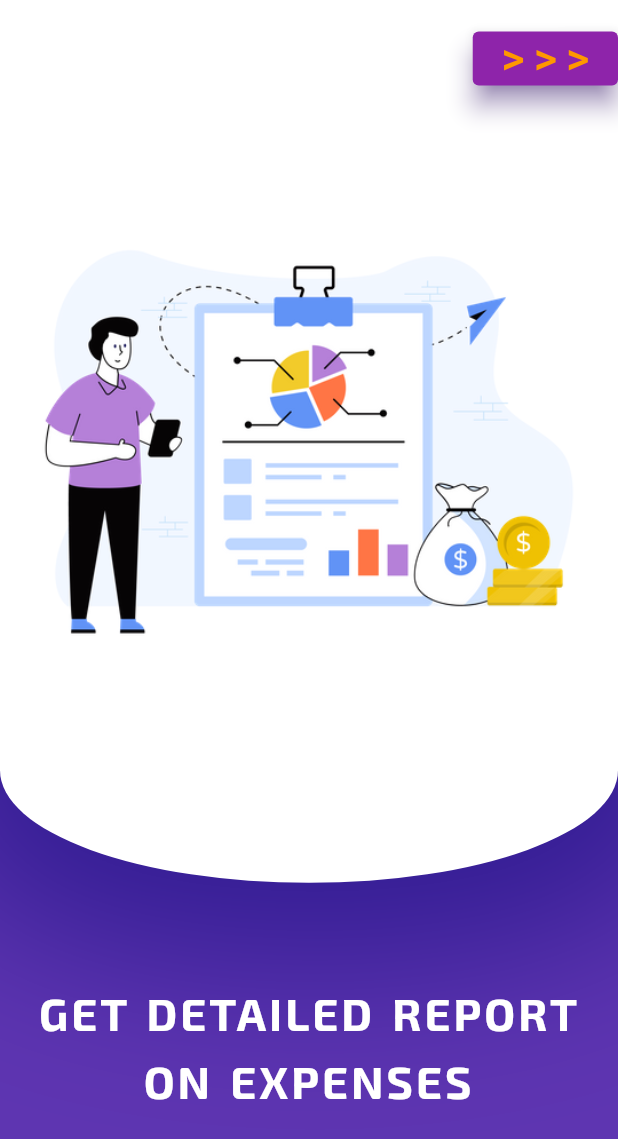
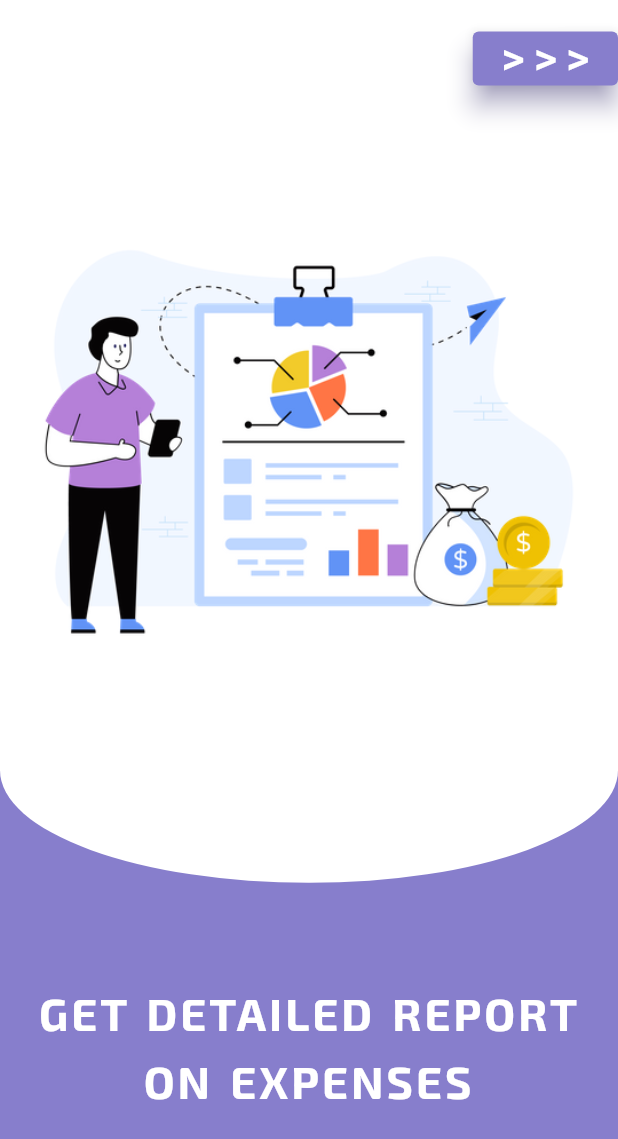
Before and after one commit to veera1234-c/Finance-Management-App, a Flutter app: the screen it shows after launch, after a tap on ">>>", on a phone screen of 412 x 824 dp. Shown: the top 1139 px of the screen. Run offline on Flutter 3.47's test engine with Material 2 defaults, Android fonts, the light colour scheme and no system bars; our stand-ins replace flutter_otp_text_field, flutter_svg.

Commit message:
theme is changed

```diff
--- a/lib/screens/OnboardingScreens/Onboarding1.dart
+++ b/lib/screens/OnboardingScreens/Onboarding1.dart
@@ -1,3 +1,4 @@
+import 'package:finance_management_app/constants/colors.dart';
 import "package:flutter/material.dart";
 import '../../constants/routes.dart';
 import 'Widgets_For_onboardings/buttons.dart';
@@ -11,7 +12,7 @@ class OnBoarding extends StatelessWidget {
   Widget build(BuildContext context) {
     return SafeArea(
         child: Scaffold(
-      backgroundColor: Colors.deepPurple[600],
+      backgroundColor: MyColors.ThemeColor,
       body: Stack(children: [
         ImageTopUI(imagePath: 'assets/expenses_screen.png'),
         TextBottomUI(
--- a/lib/screens/OnboardingScreens/Onboarding2.dart
+++ b/lib/screens/OnboardingScreens/Onboarding2.dart
@@ -1,3 +1,4 @@
+import 'package:finance_management_app/constants/colors.dart';
 import 'package:flutter/material.dart';
 import '../../constants/routes.dart';
 import 'Widgets_For_onboardings/buttons.dart';
@@ -11,7 +12,7 @@ class OnBoarding1 extends StatelessWidget {
   Widget build(BuildContext context) {
     return SafeArea(
         child: Scaffold(
-      backgroundColor: Colors.deepPurple[600],
+      backgroundColor: MyColors.ThemeColor,
       body: Stack(children: [
         ImageTopUI(imagePath: 'assets/budget_screen.png'),
         TextBottomUI(text: 'GET DETAILED REPORT ON EXPENSES'),
--- a/lib/screens/OnboardingScreens/Onboarding3.dart
+++ b/lib/screens/OnboardingScreens/Onboarding3.dart
@@ -1,3 +1,4 @@
+import 'package:finance_management_app/constants/colors.dart';
 import 'package:flutter/material.dart';
 import '../../constants/routes.dart';
 import 'Widgets_For_onboardings/buttons.dart';
@@ -11,7 +12,7 @@ class OnBoarding2 extends StatelessWidget {
   Widget build(BuildContext context) {
     return SafeArea(
         child: Scaffold(
-      backgroundColor: Colors.deepPurple[600],
+      backgroundColor: MyColors.ThemeColor,
       body: Stack(children: [
         ImageTopUI(imagePath: 'assets/payment-reminder.png'),
         TextBottomUI(
--- a/lib/screens/OnboardingScreens/Widgets_For_onboardings/buttons.dart
+++ b/lib/screens/OnboardingScreens/Widgets_For_onboardings/buttons.dart
@@ -1,3 +1,4 @@
+import 'package:finance_management_app/constants/colors.dart';
 import 'package:flutter/material.dart';
 
 // ignore: must_be_immutable
@@ -18,14 +19,14 @@ class SkipButton extends StatelessWidget {
       child: ElevatedButton(
           onPressed: navto,
           style: ElevatedButton.styleFrom(
-              backgroundColor: Colors.purple[600],
-              shadowColor: Colors.deepPurple,
+              backgroundColor: MyColors.ThemeColor,
+              shadowColor: MyColors.ThemeColor,
               elevation: 7),
           child: Text(
             buttonText!,
             textAlign: TextAlign.center,
             style: TextStyle(
-              color: Colors.orange,
+              color: Colors.white,
               fontSize: 30,
               fontWeight: FontWeight.w500,
               letterSpacing: 6,
--- a/lib/screens/OnboardingScreens/Widgets_For_onboardings/imageWidgets.dart
+++ b/lib/screens/OnboardingScreens/Widgets_For_onboardings/imageWidgets.dart
@@ -1,4 +1,6 @@
 import 'package:flutter/material.dart';
+
+import '../../../constants/colors.dart';
 
 class ImageTopUI extends StatelessWidget {
   ImageTopUI({
@@ -22,7 +24,7 @@ class ImageTopUI extends StatelessWidget {
                 offset: Offset(4, 4),
                 blurRadius: 100,
                 spreadRadius: 50,
-                color: Colors.deepPurple.shade900)
+                color: MyColors.ThemeColor)
           ]),
     );
   }
```
